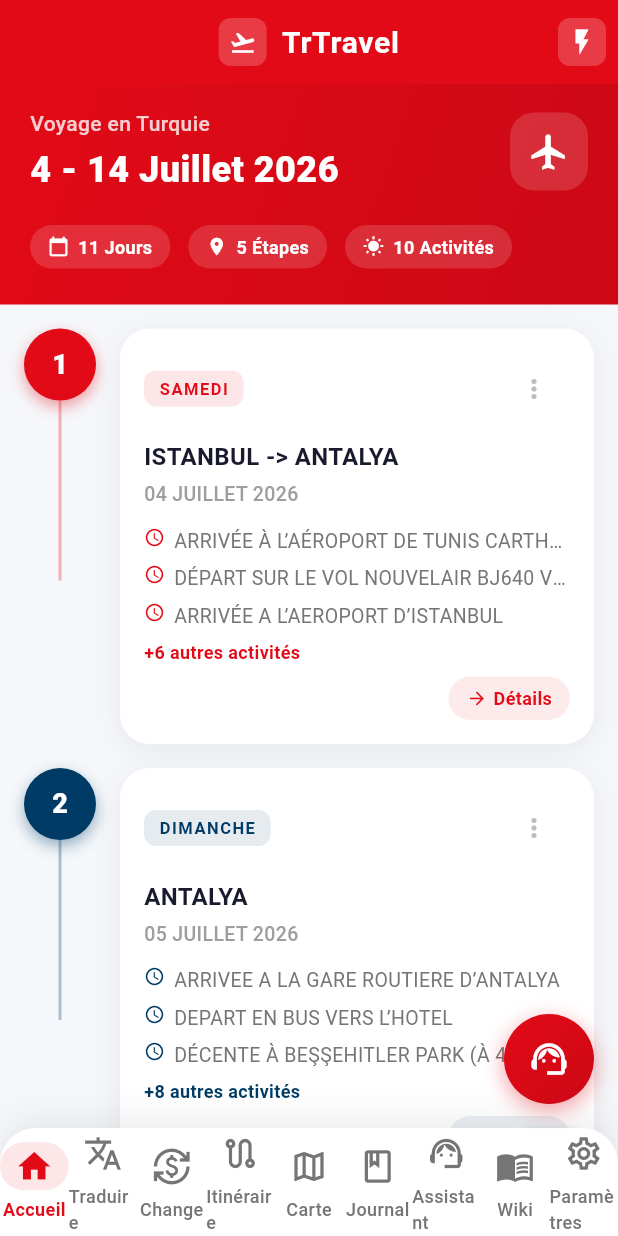
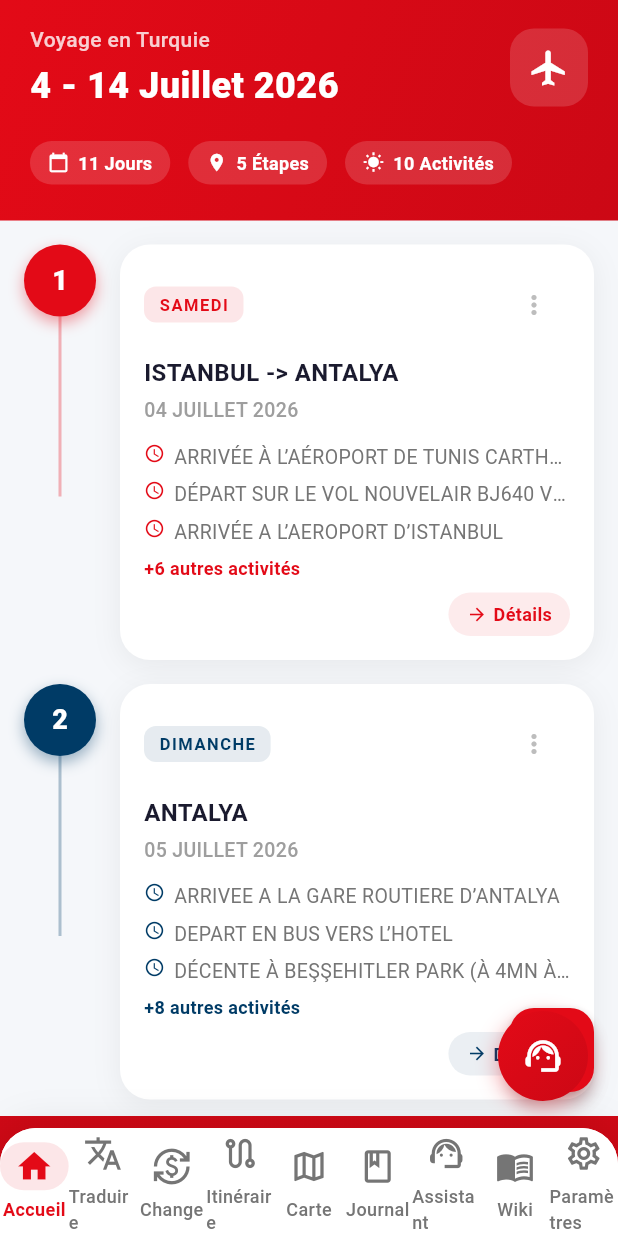
Before and after one commit to HiTechTN/TrTravel, a Flutter app: the screen it shows after launch, on a phone screen of 412 x 824 dp. Run offline on Flutter 3.47's test engine with Material 3 defaults, Android fonts, the phone set to English and light mode, and no system bars; our stand-ins replace camera, connectivity_plus, firebase_core, firebase_messaging, flutter_map, flutter_tts and 3 more; missing offline and left inert: flutter_map_tile_caching, google_mlkit_text_recognition; accounts and stored records are empty.

Commit message:
Complete rewrite of MainScreen: replace Scaffold body with Stack-based layout
The Exchange Offices screen worked because it was pushed via Navigator.push,
bypassing MainScreen's body entirely. The problem was that the Scaffold's
body area (containing IndexedStack/screens) was conflicting with the
bottomNavigationBar via extendBody, causing rendering artifacts on
RedMagic 10s Pro devices.

Solution:
- Replace Scaffold body with a Stack containing:
  1. Background gradient container
  2. Active screen content (with bottom padding for nav bar)
  3. Bottom navigation bar (Positioned at bottom)
  4. Floating action button (Positioned above nav bar)
- Use AnnotatedRegion to control system UI without Scaffold interference
- Remove extendBody: true to prevent body/bar overlap

```diff
--- a/lib/screens/main_screen.dart
+++ b/lib/screens/main_screen.dart
@@ -20,30 +20,165 @@ class MainScreen extends StatefulWidget {
   State<MainScreen> createState() => _MainScreenState();
 }
 
-class _MainScreenState extends State<MainScreen> {
+class _MainScreenState extends State<MainScreen> with SingleTickerProviderStateMixin {
   int _selectedIndex = 0;
+  late AnimationController _fabAnimController;
+  late Animation<double> _fabScaleAnimation;
 
-  final List<Widget> _screens = <Widget>[
-    const HomeScreen(),
-    const TranslationScreen(),
-    const CurrencyScreen(),
-    const ItineraryGeneratorScreen(),
-    const MapScreen(),
-    const JournalScreen(),
-    const TravelAssistantScreen(),
-    const TravelWikisScreen(),
-    const OfflineSettingsScreen(),
-  ];
+  @override
+  void initState() {
+    super.initState();
+    _fabAnimController = AnimationController(
+      duration: const Duration(milliseconds: 300),
+      vsync: this,
+    );
+    _fabScaleAnimation = Tween<double>(begin: 0.0, end: 1.0).animate(
+      CurvedAnimation(parent: _fabAnimController, curve: Curves.elasticOut),
+    );
+    _fabAnimController.forward();
+  }
 
-  // Note: _screens list is kept for documentation but _buildCurrentScreen() uses switch-case
-  // to avoid IndexedStack rendering issues that cause gray/white overlay on RedMagic 10s Pro
+  @override
+  void dispose() {
+    _fabAnimController.dispose();
+    super.dispose();
+  }
 
   void _onItemTapped(int index) {
     setState(() => _selectedIndex = index);
     HapticFeedback.selectionClick();
   }
 
+  @override
+  Widget build(BuildContext context) {
+    // Use AnnotatedRegion to control system UI without Scaffold interference
+    return AnnotatedRegion<SystemUiOverlayStyle>(
+      value: const SystemUiOverlayStyle(
+        statusBarColor: Color(0xFFE30A17),
+        statusBarIconBrightness: Brightness.light,
+        systemNavigationBarColor: Colors.white,
+        systemNavigationBarIconBrightness: Brightness.dark,
+      ),
+      child: Scaffold(
+        backgroundColor: Colors.transparent,
+        body: Stack(
+          children: [
+            // Background gradient
+            Container(
+              decoration: const BoxDecoration(
+                gradient: LinearGradient(
+                  begin: Alignment.topCenter,
+                  end: Alignment.bottomCenter,
+                  colors: [Color(0xFFE30A17), Color(0xFFCC0815)],
+                  stops: [0.0, 1.0],
+                ),
+              ),
+            ),
+            // Active screen content
+            _buildCurrentScreen(),
+            // Bottom navigation bar overlay
+            Positioned(
+              bottom: 0,
+              left: 0,
+              right: 0,
+              child: Container(
+                decoration: BoxDecoration(
+                  color: Colors.white,
+                  boxShadow: [
+                    BoxShadow(
+                      color: Colors.black.withValues(alpha: 0.08),
+                      blurRadius: 20,
+                      offset: const Offset(0, -4),
+                    ),
+                  ],
+                  borderRadius: const BorderRadius.only(
+                    topLeft: Radius.circular(24),
+                    topRight: Radius.circular(24),
+                  ),
+                ),
+                child: ClipRRect(
+                  borderRadius: const BorderRadius.only(
+                    topLeft: Radius.circular(24),
+                    topRight: Radius.circular(24),
+                  ),
+                  child: NavigationBar(
+                    selectedIndex: _selectedIndex,
+                    onDestinationSelected: _onItemTapped,
+                    backgroundColor: Colors.white,
+                    elevation: 0,
+                    height: 72,
+                    indicatorColor: const Color(0xFFE30A17).withValues(alpha: 0.1),
+                    destinations: const [
+                      NavigationDestination(
+                        icon: Icon(Icons.home_outlined, size: 26),
+                        selectedIcon: Icon(Icons.home, size: 26, color: Color(0xFFE30A17)),
+                        label: 'Accueil',
+                      ),
+                      NavigationDestination(
+                        icon: Icon(Icons.translate_outlined, size: 26),
+                        selectedIcon: Icon(Icons.translate, size: 26, color: Color(0xFFE30A17)),
+                        label: 'Traduire',
+                      ),
+                      NavigationDestination(
+                        icon: Icon(Icons.currency_exchange_outlined, size: 26),
+                        selectedIcon: Icon(Icons.currency_exchange, size: 26, color: Color(0xFFE30A17)),
+                        label: 'Change',
+                      ),
+                      NavigationDestination(
+                        icon: Icon(Icons.route_outlined, size: 26),
+                        selectedIcon: Icon(Icons.route, size: 26, color: Color(0xFFE30A17)),
+                        label: 'Itinéraire',
+                      ),
+                      NavigationDestination(
+                        icon: Icon(Icons.map_outlined, size: 26),
+                        selectedIcon: Icon(Icons.map, size: 26, color: Color(0xFFE30A17)),
+                        label: 'Carte',
+                      ),
+                      NavigationDestination(
+                        icon: Icon(Icons.book_outlined, size: 26),
+                        selectedIcon: Icon(Icons.book, size: 26, color: Color(0xFFE30A17)),
+                        label: 'Journal',
+                      ),
+                      NavigationDestination(
+                        icon: Icon(Icons.support_agent_outlined, size: 26),
+                        selectedIcon: Icon(Icons.support_agent, size: 26, color: Color(0xFFE30A17)),
+                        label: 'Assistant',
+                      ),
+                      NavigationDestination(
+                        icon: Icon(Icons.menu_book_outlined, size: 26),
+                        selectedIcon: Icon(Icons.menu_book, size: 26, color: Color(0xFFE30A17)),
+                        label: 'Wiki',
+                      ),
+                      NavigationDestination(
+                        icon: Icon(Icons.settings_outlined, size: 26),
+                        selectedIcon: Icon(Icons.settings, size: 26, color: Color(0xFFE30A17)),
+                        label: 'Paramètres',
+                      ),
+                    ],
+                  ),
+                ),
+              ),
+            ),
+            // Floating Action Button
+            Positioned(
+              right: 20,
+              bottom: 90,
+              child: ScaleTransition(
+                scale: _fabScaleAnimation,
+                child: const FloatingTravelAssistant(),
+              ),
+            ),
+          ],
+        ),
+      ),
+    );
+  }
+
   Widget _buildCurrentScreen() {
+    return Padding(
+      padding: const EdgeInsets.only(bottom: 80), // Space for bottom nav
+      child: Builder(
+        builder: (context) {
           switch (_selectedIndex) {
             case 0:
               return const HomeScreen();
@@ -66,6 +201,9 @@ class _MainScreenState extends State<MainScreen> {
             default:
               return const HomeScreen();
           }
+        },
+      ),
+    );
   }
 
   void _showQuickActions() {
@@ -73,7 +211,7 @@ class _MainScreenState extends State<MainScreen> {
     showModalBottomSheet(
       context: context,
       isScrollControlled: true,
-      backgroundColor: Colors.transparent,
+      backgroundColor: Colors.black,
       builder: (context) => Container(
         decoration: const BoxDecoration(
           color: Colors.white,
@@ -251,142 +389,4 @@ class _MainScreenState extends State<MainScreen> {
       ),
     );
   }
-
-  @override
-  Widget build(BuildContext context) {
-    return Scaffold(
-      extendBody: true,
-      appBar: AppBar(
-        systemOverlayStyle: const SystemUiOverlayStyle(
-          statusBarColor: Color(0xFFE30A17),
-          statusBarIconBrightness: Brightness.light,
-        ),
-        title: Row(
-          mainAxisSize: MainAxisSize.min,
-          children: [
-            Container(
-              width: 32,
-              height: 32,
-              decoration: BoxDecoration(
-                color: Colors.white.withValues(alpha: 0.2),
-                borderRadius: BorderRadius.circular(8),
-              ),
-              child: const Icon(Icons.flight_takeoff, size: 18, color: Colors.white),
-            ),
-            const SizedBox(width: 10),
-            const Text(
-              'TrTravel',
-              style: TextStyle(
-                fontWeight: FontWeight.w700,
-                fontSize: 20,
-                letterSpacing: 0.5,
-              ),
-            ),
-          ],
-        ),
-        actions: [
-          IconButton(
-            icon: Container(
-              padding: const EdgeInsets.all(6),
-              decoration: BoxDecoration(
-                color: Colors.white.withValues(alpha: 0.2),
-                borderRadius: BorderRadius.circular(8),
-              ),
-              child: const Icon(Icons.flash_on, size: 20),
-            ),
-            onPressed: _showQuickActions,
-          ),
-        ],
-      ),
-  body: Container(
-    decoration: const BoxDecoration(
-      gradient: LinearGradient(
-        begin: Alignment.topCenter,
-        end: Alignment.bottomCenter,
-        colors: [Color(0xFFE30A17), Color(0xFFCC0815)],
-        stops: [0.0, 1.0],
-      ),
-    ),
-    child: _buildCurrentScreen(),
-  ),
-      bottomNavigationBar: Container(
-        decoration: BoxDecoration(
-          color: Colors.white,
-          boxShadow: [
-            BoxShadow(
-              color: Colors.black.withValues(alpha: 0.08),
-              blurRadius: 20,
-              offset: const Offset(0, -4),
-            ),
-          ],
-          borderRadius: const BorderRadius.only(
-            topLeft: Radius.circular(24),
-            topRight: Radius.circular(24),
-          ),
-        ),
-        child: ClipRRect(
-          borderRadius: const BorderRadius.only(
-            topLeft: Radius.circular(24),
-            topRight: Radius.circular(24),
-          ),
-          child: NavigationBar(
-            selectedIndex: _selectedIndex,
-            onDestinationSelected: _onItemTapped,
-            backgroundColor: Colors.white,
-            elevation: 0,
-            height: 72,
-            indicatorColor: const Color(0xFFE30A17).withValues(alpha: 0.1),
-            destinations: const [
-              NavigationDestination(
-                icon: Icon(Icons.home_outlined, size: 26),
-                selectedIcon: Icon(Icons.home, size: 26, color: Color(0xFFE30A17)),
-                label: 'Accueil',
-              ),
-              NavigationDestination(
-                icon: Icon(Icons.translate_outlined, size: 26),
-                selectedIcon: Icon(Icons.translate, size: 26, color: Color(0xFFE30A17)),
-                label: 'Traduire',
-              ),
-              NavigationDestination(
-                icon: Icon(Icons.currency_exchange_outlined, size: 26),
-                selectedIcon: Icon(Icons.currency_exchange, size: 26, color: Color(0xFFE30A17)),
-                label: 'Change',
-              ),
-              NavigationDestination(
-                icon: Icon(Icons.route_outlined, size: 26),
-                selectedIcon: Icon(Icons.route, size: 26, color: Color(0xFFE30A17)),
-                label: 'Itinéraire',
-              ),
-              NavigationDestination(
-                icon: Icon(Icons.map_outlined, size: 26),
-                selectedIcon: Icon(Icons.map, size: 26, color: Color(0xFFE30A17)),
-                label: 'Carte',
-              ),
-              NavigationDestination(
-                icon: Icon(Icons.book_outlined, size: 26),
-                selectedIcon: Icon(Icons.book, size: 26, color: Color(0xFFE30A17)),
-                label: 'Journal',
-              ),
-              NavigationDestination(
-                icon: Icon(Icons.support_agent_outlined, size: 26),
-                selectedIcon: Icon(Icons.support_agent, size: 26, color: Color(0xFFE30A17)),
-                label: 'Assistant',
-              ),
-              NavigationDestination(
-                icon: Icon(Icons.menu_book_outlined, size: 26),
-                selectedIcon: Icon(Icons.menu_book, size: 26, color: Color(0xFFE30A17)),
-                label: 'Wiki',
-              ),
-              NavigationDestination(
-                icon: Icon(Icons.settings_outlined, size: 26),
-                selectedIcon: Icon(Icons.settings, size: 26, color: Color(0xFFE30A17)),
-                label: 'Paramètres',
-              ),
-            ],
-          ),
-        ),
-      ),
-      floatingActionButton: const FloatingTravelAssistant(),
-    );
 }
-}
```
Lines whose indentation alone changed are shown as unchanged.
